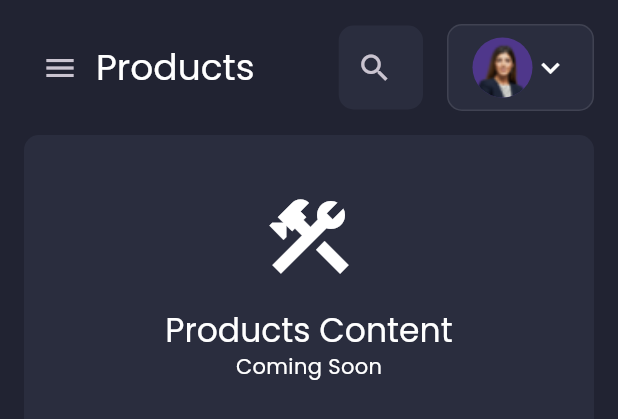
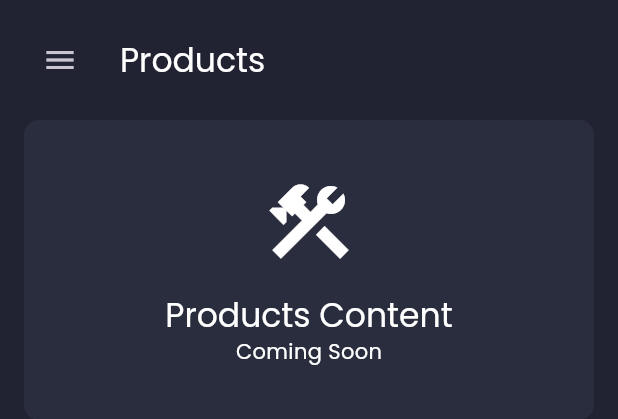
Before and after one commit to raouf-zobir/Tatweer-Hackathon, a Flutter app: the ResponsivePage widget shown alone on an empty page, opened directly, on a phone screen of 412 x 824 dp. Shown: the top 419 px of the screen. Run offline on Flutter 3.47's test engine with Material 3 defaults, Android fonts, the phone set to English and light mode, and no system bars; our stand-ins replace fl_chart, flutter_svg, google_fonts.

Commit message:
make dynamic all the page dashboard

```diff
--- /dev/null
+++ b/code/frontend/lib/screens/components/dashboard_header.dart
@@ -0,0 +1,34 @@
+import 'package:flutter/material.dart';
+import 'package:provider/provider.dart';
+import '../../controllers/menu_app_controller.dart';
+import '../../constants/style.dart';
+
+class DashboardHeader extends StatelessWidget {
+  final String title;
+
+  const DashboardHeader({
+    Key? key,
+    required this.title,
+  }) : super(key: key);
+
+  @override
+  Widget build(BuildContext context) {
+    return Row(
+      children: [
+        if (!Responsive.isDesktop(context))
+          IconButton(
+            icon: const Icon(Icons.menu),
+            onPressed: context.read<MenuAppController>().controlMenu,
+          ),
+        if (!Responsive.isDesktop(context))
+          const SizedBox(width: defaultPadding),
+        Text(
+          title,
+          style: Theme.of(context).textTheme.titleLarge,
+        ),
+        const Spacer(),
+        // You can add other header items here (search, notifications, etc.)
+      ],
+    );
+  }
+}
--- a/code/frontend/lib/screens/pages/page_container.dart
+++ b/code/frontend/lib/screens/pages/page_container.dart
@@ -2,7 +2,7 @@ import 'package:flutter/material.dart';
 import '../../constants/pages.dart';
 import '../../constants/style.dart';
 import '../dashboard/dashboard_screen.dart';
-import '../components/common_header.dart';
+import '../components/dashboard_header.dart';
 
 class PageContainer extends StatelessWidget {
   final DashboardPage currentPage;
@@ -54,7 +54,7 @@ class ResponsivePage extends StatelessWidget {
         padding: EdgeInsets.all(defaultPadding),
         child: Column(
           children: [
-            CommonHeader(title: title),
+            DashboardHeader(title: title),
             SizedBox(height: defaultPadding),
             Row(
               crossAxisAlignment: CrossAxisAlignment.start,
```
